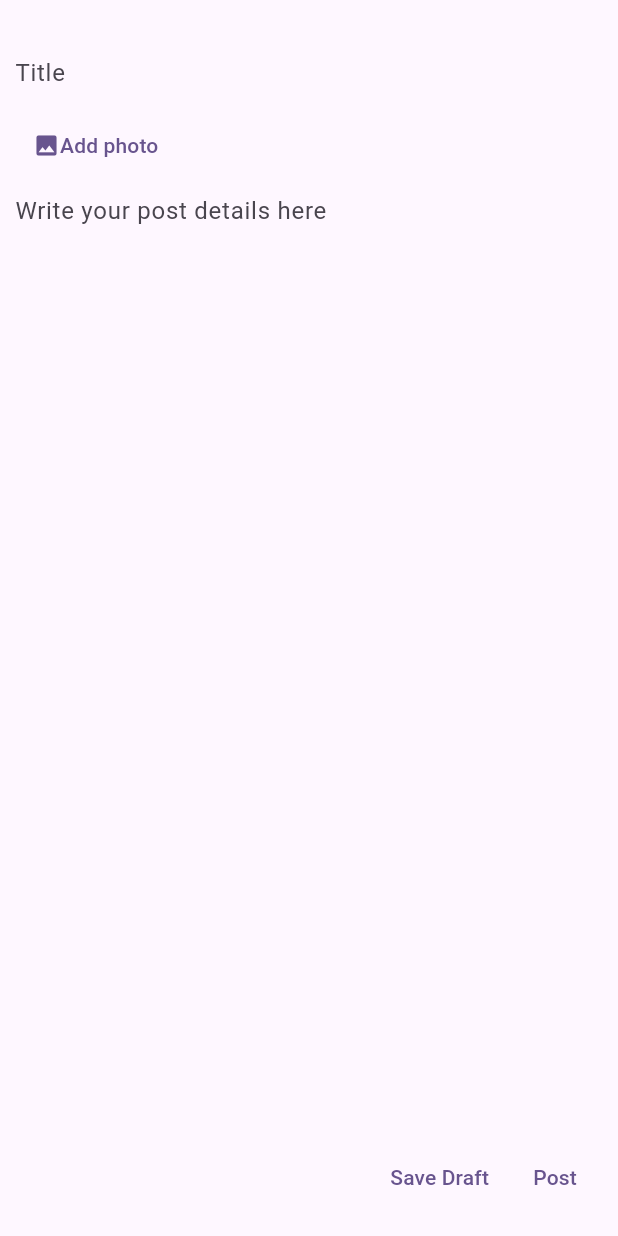
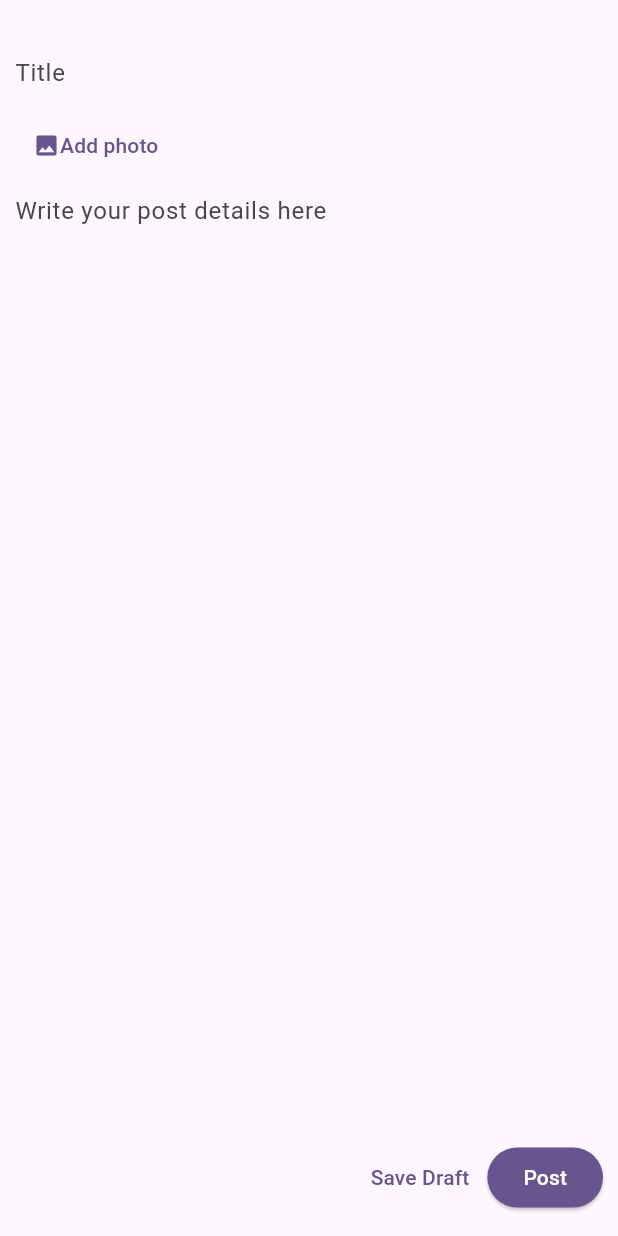
Before and after one commit to noAudio/pawfiki, a Flutter app: the NewPost widget shown alone on an empty page, opened directly, on a phone screen of 412 x 824 dp. Run offline on Flutter 3.47's test engine with Material 3 defaults, Android fonts, the phone set to English and light mode, and no system bars; our stand-ins replace flutter_redux, redux.

Commit message:
Swap Post button to Elevated with primary colour

```diff
--- a/lib/screens/new_post.dart
+++ b/lib/screens/new_post.dart
@@ -47,7 +47,15 @@ class NewPost extends StatelessWidget {
                 mainAxisAlignment: MainAxisAlignment.end,
                 children: [
                   TextButton(onPressed: () {}, child: Text("Save Draft")),
-                  TextButton(onPressed: () {}, child: Text("Post")),
+                  ElevatedButton(
+                    onPressed: () {},
+                    style: ButtonStyle(
+                      backgroundColor: WidgetStatePropertyAll<Color>(
+                        Theme.of(context).colorScheme.primary,
+                      ),
+                    ),
+                    child: Text("Post", style: TextStyle(color: Colors.white)),
+                  ),
                 ],
               ),
             ],
```
